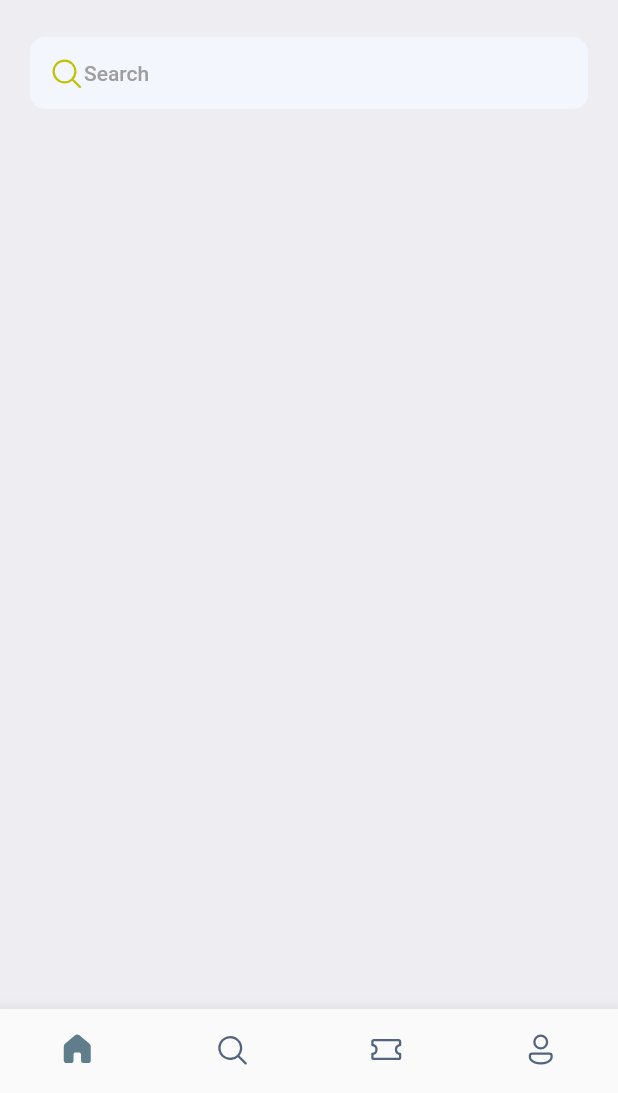
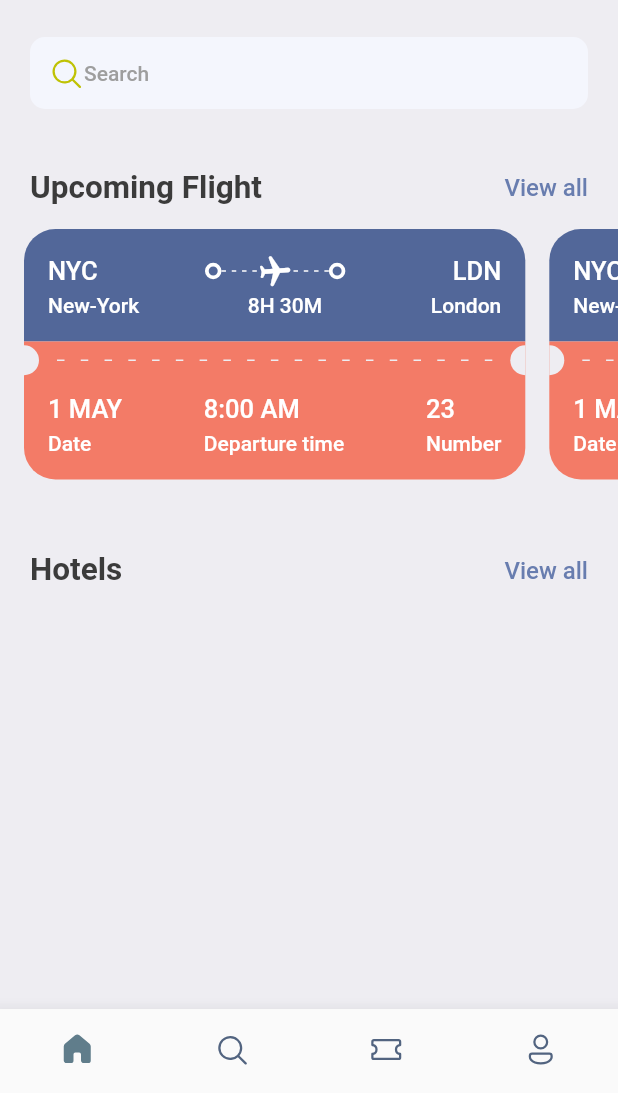
Before and after one commit to nelsonfrank/booking-app-mobile, a Flutter app: the screen it shows after launch, on a phone screen of 412 x 824 dp, the part 143-1236 px from its top. Run offline on Flutter 3.47's test engine with Material 2 defaults, Android fonts, the phone set to English and light mode, and no system bars; our stand-ins replace fluentui_icons, gap.

Commit message:
feat: Add upcoming flight section

```diff
--- a/lib/screens/home_screen.dart
+++ b/lib/screens/home_screen.dart
@@ -1,3 +1,4 @@
+import 'package:booktickets/screens/ticket_view.dart';
 import 'package:fluentui_icons/fluentui_icons.dart';
 import 'package:flutter/material.dart';
 import 'package:gap/gap.dart';
@@ -61,11 +62,49 @@ class HomeScreen extends StatelessWidget {
                       )
                     ],
                   ),
+                ),
+                const Gap(40),
+                Row(
+                  mainAxisAlignment: MainAxisAlignment.spaceBetween,
+                  children: [
+                    Text("Upcoming Flight", style: Styles.headingLineStyle2),
+                    InkWell(
+                        onTap: () {
+                          print("You are tapped");
+                        },
+                        child: Text("View all",
+                            style: Styles.textStyle
+                                .copyWith(color: Styles.primaryColor))),
+                  ],
                 )
               ]),
+            ),
+            const Gap(15),
+            SingleChildScrollView(
+              scrollDirection: Axis.horizontal,
+              padding: const EdgeInsets.only(right: 20),
+              child: Row(
+                children: const [TicketView(), TicketView(), TicketView()],
+              ),
+            ),
+            const Gap(15),
+            Container(
+              padding: const EdgeInsets.symmetric(horizontal: 20),
+              child: Row(
+                mainAxisAlignment: MainAxisAlignment.spaceBetween,
+                children: [
+                  Text("Hotels", style: Styles.headingLineStyle2),
+                  InkWell(
+                      onTap: () {
+                        print("You are tapped");
+                      },
+                      child: Text("View all",
+                          style: Styles.textStyle
+                              .copyWith(color: Styles.primaryColor))),
+                ],
+              ),
             )
           ],
-        )
-    );
+        ));
   }
 }
--- /dev/null
+++ b/lib/screens/ticket_view.dart
@@ -0,0 +1,210 @@
+import 'package:booktickets/widgets/thick_container.dart';
+import 'package:flutter/material.dart';
+
+// Utils
+import 'package:booktickets/utils/app_layout.dart';
+import 'package:booktickets/utils/app_styles.dart';
+import 'package:gap/gap.dart';
+
+class TicketView extends StatelessWidget {
+  const TicketView({super.key});
+
+  @override
+  Widget build(BuildContext context) {
+    final size = AppLayout.getSize(context);
+    return SizedBox(
+      width: size.width * 0.85,
+      height: 200,
+      child: Container(
+          margin: const EdgeInsets.only(left: 16),
+          child: Column(
+            children: [
+              Container(
+                  decoration: const BoxDecoration(
+                      color: Color(0xFF526799),
+                      borderRadius: BorderRadius.only(
+                          topLeft: Radius.circular(21),
+                          topRight: Radius.circular(21))),
+                  padding: const EdgeInsets.all(16),
+                  child: Column(children: [
+                    Row(
+                      children: [
+                        Text(
+                          "NYC",
+                          style: Styles.headingLineStyle3
+                              .copyWith(color: Colors.white),
+                        ),
+                        Expanded(child: Container()),
+                        const ThickContainer(),
+                        Expanded(
+                          child: Stack(
+                            children: [
+                              SizedBox(
+                                  height: 24,
+                                  child: LayoutBuilder(
+                                    builder: (BuildContext context,
+                                        BoxConstraints constraints) {
+                                      return Flex(
+                                          direction: Axis.horizontal,
+                                          mainAxisAlignment:
+                                              MainAxisAlignment.spaceBetween,
+                                          mainAxisSize: MainAxisSize.max,
+                                          children: List.generate(
+                                              (constraints.constrainWidth() / 6)
+                                                  .floor(),
+                                              (index) => const SizedBox(
+                                                  width: 3,
+                                                  height: 1,
+                                                  child: DecoratedBox(
+                                                      decoration: BoxDecoration(
+                                                          color:
+                                                              Colors.white)))));
+                                    },
+                                  )),
+                              Center(
+                                child: Transform.rotate(
+                                    angle: 1.5,
+                                    child: const Icon(
+                                      Icons.local_airport_rounded,
+                                      color: Colors.white,
+                                    )),
+                              )
+                            ],
+                          ),
+                        ),
+                        const ThickContainer(),
+                        Expanded(child: Container()),
+                        Text(
+                          "LDN",
+                          style: Styles.headingLineStyle3
+                              .copyWith(color: Colors.white),
+                        )
+                      ],
+                    ),
+                    const Gap(3),
+                    Row(
+                      mainAxisAlignment: MainAxisAlignment.spaceBetween,
+                      children: [
+                        SizedBox(
+                          child: Text("New-York",
+                              style: Styles.headingLineStyle4
+                                  .copyWith(color: Colors.white)),
+                        ),
+                        Text("8H 30M",
+                            style: Styles.headingLineStyle4
+                                .copyWith(color: Colors.white)),
+                        SizedBox(
+                          child: Text("London",
+                              style: Styles.headingLineStyle4
+                                  .copyWith(color: Colors.white)),
+                        )
+                      ],
+                    )
+                  ])),
+              Container(
+                color: Styles.orangeColor,
+                child: Row(
+                  children: [
+                    SizedBox(
+                        height: 20,
+                        width: 10,
+                        child: DecoratedBox(
+                          decoration: BoxDecoration(
+                              color: Styles.bgColor,
+                              borderRadius: const BorderRadius.only(
+                                topRight: Radius.circular(10),
+                                bottomRight: Radius.circular(10),
+                              )),
+                        )),
+                    Expanded(
+                        child: Padding(
+                      padding: const EdgeInsets.all(12.0),
+                      child: LayoutBuilder(builder:
+                          (BuildContext context, BoxConstraints constraints) {
+                        return Flex(
+                          direction: Axis.horizontal,
+                          mainAxisAlignment: MainAxisAlignment.spaceBetween,
+                          mainAxisSize: MainAxisSize.max,
+                          children: List.generate(
+                              (constraints.constrainWidth() / 15).floor(),
+                              (index) => SizedBox(
+                                    width: 5,
+                                    height: 1,
+                                    child: DecoratedBox(
+                                        decoration: BoxDecoration(
+                                      color: Styles.bgColor,
+                                    )),
+                                  )),
+                        );
+                      }),
+                    )),
+                    SizedBox(
+                        height: 20,
+                        width: 10,
+                        child: DecoratedBox(
+                          decoration: BoxDecoration(
+                              color: Styles.bgColor,
+                              borderRadius: const BorderRadius.only(
+                                topLeft: Radius.circular(10),
+                                bottomLeft: Radius.circular(10),
+                              )),
+                        ))
+                  ],
+                ),
+              ),
+              Container(
+                  decoration: BoxDecoration(
+                      color: Styles.orangeColor,
+                      borderRadius: const BorderRadius.only(
+                          bottomLeft: Radius.circular(21),
+                          bottomRight: Radius.circular(21))),
+                  padding: const EdgeInsets.only(
+                      left: 16, top: 10, right: 16, bottom: 16),
+                  child: Column(children: [
+                    Row(
+                      mainAxisAlignment: MainAxisAlignment.spaceBetween,
+                      children: [
+                        Column(
+                          crossAxisAlignment: CrossAxisAlignment.start,
+                          children: [
+                            Text("1 MAY",
+                                style: Styles.headingLineStyle3
+                                    .copyWith(color: Colors.white)),
+                            const Gap(5),
+                            Text("Date",
+                                style: Styles.headingLineStyle4
+                                    .copyWith(color: Colors.white)),
+                          ],
+                        ),
+                        Column(
+                          crossAxisAlignment: CrossAxisAlignment.start,
+                          children: [
+                            Text("8:00 AM",
+                                style: Styles.headingLineStyle3
+                                    .copyWith(color: Colors.white)),
+                            const Gap(5),
+                            Text("Departure time",
+                                style: Styles.headingLineStyle4
+                                    .copyWith(color: Colors.white)),
+                          ],
+                        ),
+                        Column(
+                          crossAxisAlignment: CrossAxisAlignment.start,
+                          children: [
+                            Text("23",
+                                style: Styles.headingLineStyle3
+                                    .copyWith(color: Colors.white)),
+                            const Gap(5),
+                            Text("Number",
+                                style: Styles.headingLineStyle4
+                                    .copyWith(color: Colors.white)),
+                          ],
+                        )
+                      ],
+                    )
+                  ]))
+            ],
+          )),
+    );
+  }
+}
--- /dev/null
+++ b/lib/utils/app_layout.dart
@@ -0,0 +1,7 @@
+import 'package:flutter/widgets.dart';
+
+class AppLayout {
+  static getSize(BuildContext context) {
+    return MediaQuery.of(context).size;
+  }
+}
--- a/lib/utils/app_styles.dart
+++ b/lib/utils/app_styles.dart
@@ -7,7 +7,7 @@ class Styles {
   static Color primaryColor = primary;
   static Color textColor = const Color(0xFF3b3b3b);
   static Color bgColor = const Color(0xFFeeedf2);
-  static Color orangeColor = const Color(0xFF526799);
+  static Color orangeColor = const Color(0xFFF37B67);
 
   // Typography
   static TextStyle textStyle =
--- /dev/null
+++ b/lib/widgets/thick_container.dart
@@ -0,0 +1,18 @@
+import 'package:flutter/material.dart';
+import 'package:flutter/cupertino.dart';
+import 'package:flutter/widgets.dart';
+
+class ThickContainer extends StatelessWidget {
+  const ThickContainer({super.key});
+
+  @override
+  Widget build(BuildContext context) {
+    return Container(
+      decoration:  BoxDecoration(
+        borderRadius: BorderRadius.circular(20),
+        border: Border.all(width: 2.5, color: Colors.white)
+      ),
+      padding: const EdgeInsets.all(3.0)
+    );
+  }
+}
```
